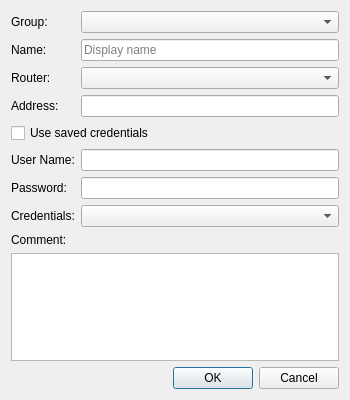
Qt form source/client/desktop/management/local_host_dialog.ui (dchapyshev/aspia) before a commit.
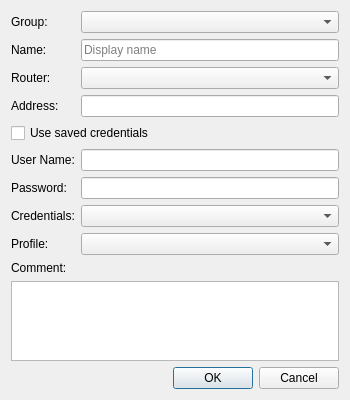
The same form after that commit. Custom widgets are drawn as their Qt base class.

Commit message: Profiles implementation.

Patch:
```diff
--- a/source/client/desktop/management/local_host_dialog.ui
+++ b/source/client/desktop/management/local_host_dialog.ui
@@ -112,6 +112,20 @@
        </property>
       </widget>
      </item>
+     <item row="8" column="0">
+      <widget class="QLabel" name="label_profile">
+       <property name="text">
+        <string>Profile:</string>
+       </property>
+      </widget>
+     </item>
+     <item row="8" column="1">
+      <widget class="QComboBox" name="combo_profile">
+       <property name="sizeAdjustPolicy">
+        <enum>QComboBox::SizeAdjustPolicy::AdjustToContents</enum>
+       </property>
+      </widget>
+     </item>
     </layout>
    </item>
    <item>
```
The commit also changes 50 other files.
